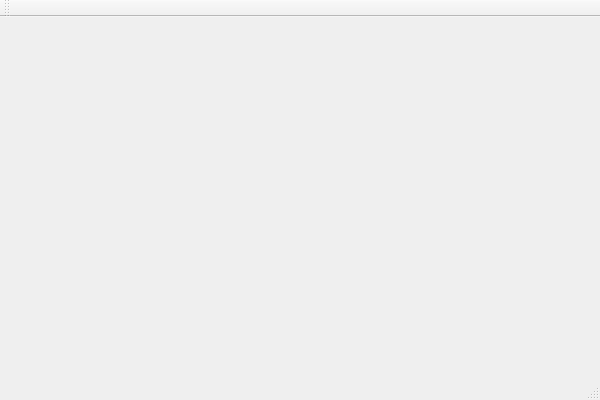
The window that TestWindow.ui (enricoros/k-ui-experiments-coolbar) describes before a commit, drawn with Qt 5.
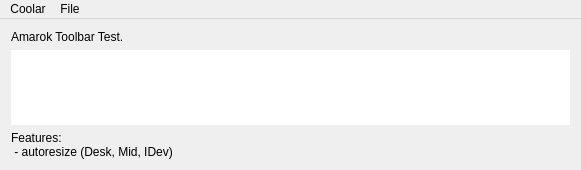
The same window after the commit. Custom widgets are drawn as their Qt base class.

```diff
--- a/TestWindow.ui
+++ b/TestWindow.ui
@@ -1,24 +1,89 @@
 <ui version="4.0">
  <class>TestWindow</class>
- <widget class="QMainWindow" name="TestWindow" >
-  <property name="geometry" >
+ <widget class="QMainWindow" name="TestWindow">
+  <property name="geometry">
    <rect>
     <x>0</x>
     <y>0</y>
-    <width>600</width>
-    <height>400</height>
+    <width>581</width>
+    <height>170</height>
    </rect>
   </property>
   <property name="windowTitle" >
    <string>TestWindow</string>
   </property>
-  <widget class="QMenuBar" name="menuBar" />
-  <widget class="QToolBar" name="mainToolBar" />
-  <widget class="QWidget" name="centralWidget" />
-  <widget class="QStatusBar" name="statusBar" />
+  <widget class="QWidget" name="centralWidget">
+   <layout class="QGridLayout" name="gridLayout">
+    <item row="1" column="0">
+     <widget class="Coolar" name="coolar">
+      <property name="frameShape">
+       <enum>QFrame::NoFrame</enum>
+      </property>
+     </widget>
+    </item>
+    <item row="0" column="0">
+     <widget class="QLabel" name="label">
+      <property name="text">
+       <string>Amarok Toolbar Test.</string>
+      </property>
+     </widget>
+    </item>
+    <item row="2" column="0">
+     <widget class="QLabel" name="label_2">
+      <property name="text">
+       <string>Features:
+ - autoresize (Desk, Mid, IDev)</string>
+      </property>
+     </widget>
+    </item>
+   </layout>
+  </widget>
+  <widget class="QMenuBar" name="menuBar">
+   <property name="geometry">
+    <rect>
+     <x>0</x>
+     <y>0</y>
+     <width>581</width>
+     <height>26</height>
+    </rect>
+   </property>
+   <widget class="QMenu" name="menuCoolar">
+    <property name="title">
+     <string>Coolar</string>
+    </property>
+    <addaction name="aEq"/>
+   </widget>
+   <widget class="QMenu" name="menuFile">
+    <property name="title">
+     <string>File</string>
+    </property>
+    <addaction name="actionQuit"/>
+   </widget>
+   <addaction name="menuCoolar"/>
+   <addaction name="menuFile"/>
+  </widget>
+  <action name="aEq">
+   <property name="checkable">
+    <bool>true</bool>
+   </property>
+   <property name="text">
+    <string>Enable Equalizer</string>
+   </property>
+  </action>
+  <action name="actionQuit">
+   <property name="text">
+    <string>Quit</string>
+   </property>
+  </action>
  </widget>
- <layoutDefault spacing="6" margin="11" />
- <pixmapfunction></pixmapfunction>
+ <layoutdefault spacing="6" margin="11"/>
+ <customwidgets>
+  <customwidget>
+   <class>Coolar</class>
+   <extends>QGraphicsView</extends>
+   <header>Coolar.h</header>
+  </customwidget>
+ </customwidgets>
  <resources/>
  <connections/>
 </ui>
```
Left out of the diff: 22 changed lines with no effect on the pictures.
